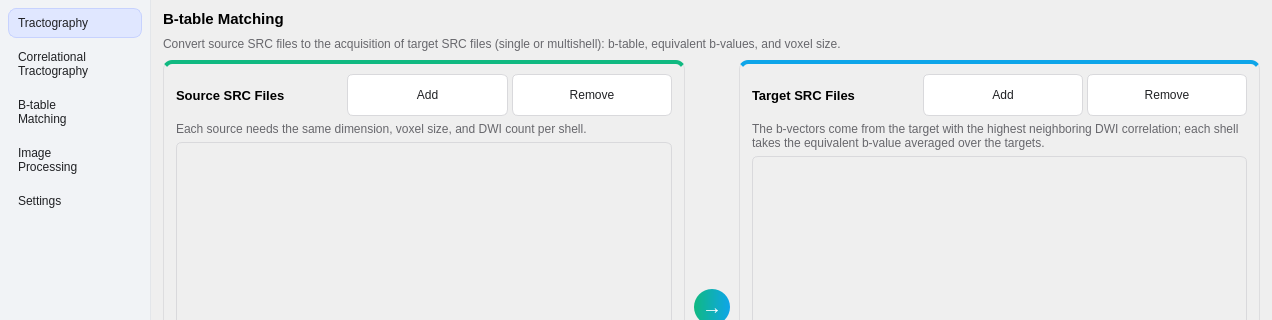
First picture: the form in mainwindow.ui, repository frankyeh/DSI-Studio, before the edit; both pictures show x 0 to 1272 and y 0 to 320 of the 1272 by 758 pixel window.
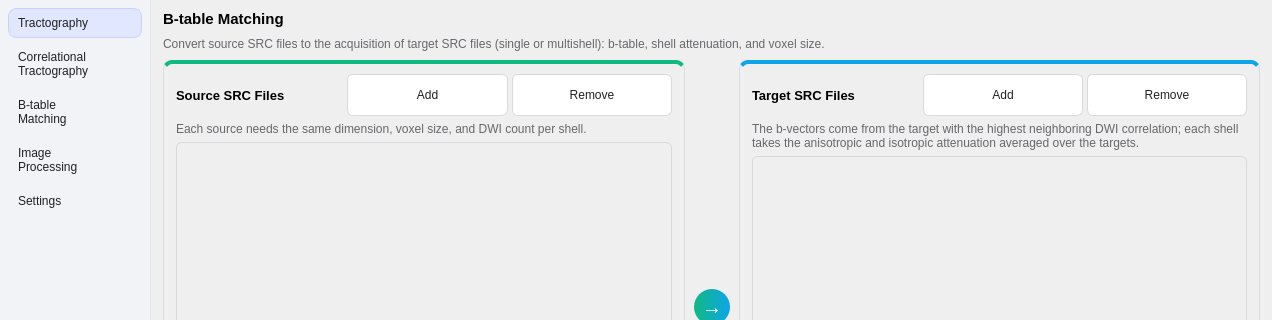
Second picture: the form after the edit. The open tabs and pages were chosen to show the change. Icons and pictures are not drawn.

Diff of the .ui file:
```diff
--- a/mainwindow.ui
+++ b/mainwindow.ui
@@ -2839,7 +2839,7 @@
             <item>
              <widget class="QLabel" name="match_page_hint">
               <property name="text">
-               <string>Convert source SRC files to the acquisition of target SRC files (single or multishell): b-table, equivalent b-values, and voxel size.</string>
+               <string>Convert source SRC files to the acquisition of target SRC files (single or multishell): b-table, shell attenuation, and voxel size.</string>
               </property>
               <property name="wordWrap">
                <bool>true</bool>
@@ -3033,7 +3033,7 @@
                  <item>
                   <widget class="QLabel" name="match_target_hint">
                    <property name="text">
-                    <string>The b-vectors come from the target with the highest neighboring DWI correlation; each shell takes the equivalent b-value averaged over the targets.</string>
+                    <string>The b-vectors come from the target with the highest neighboring DWI correlation; each shell takes the anisotropic and isotropic attenuation averaged over the targets.</string>
                    </property>
                    <property name="wordWrap">
                     <bool>true</bool>
```
